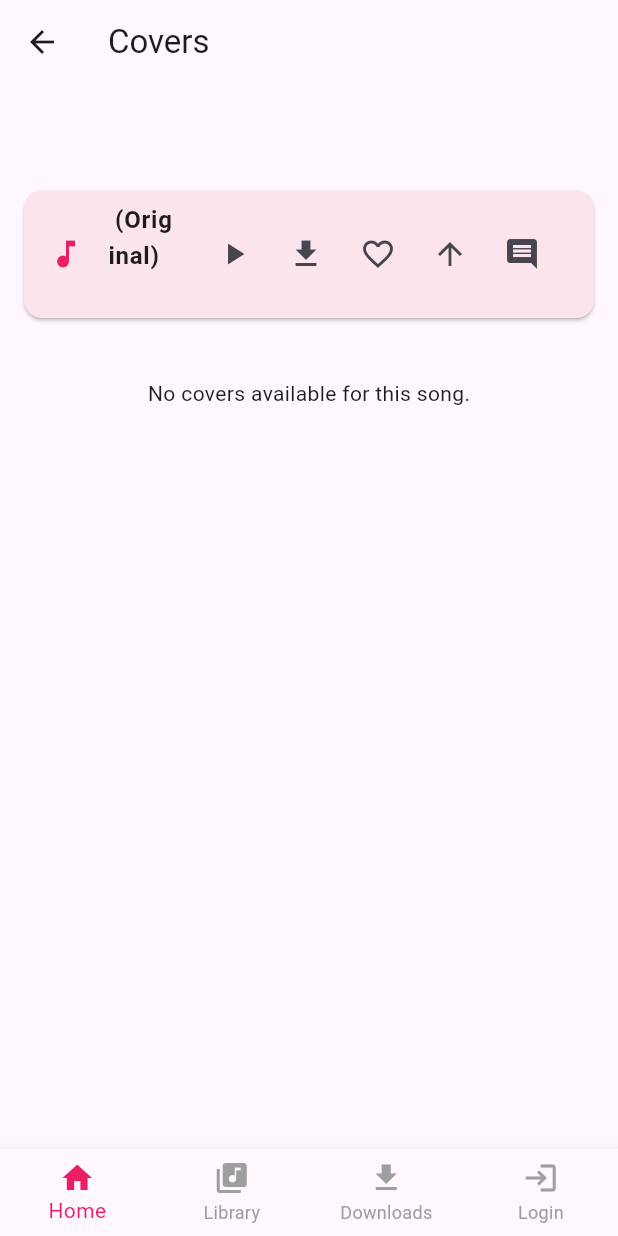
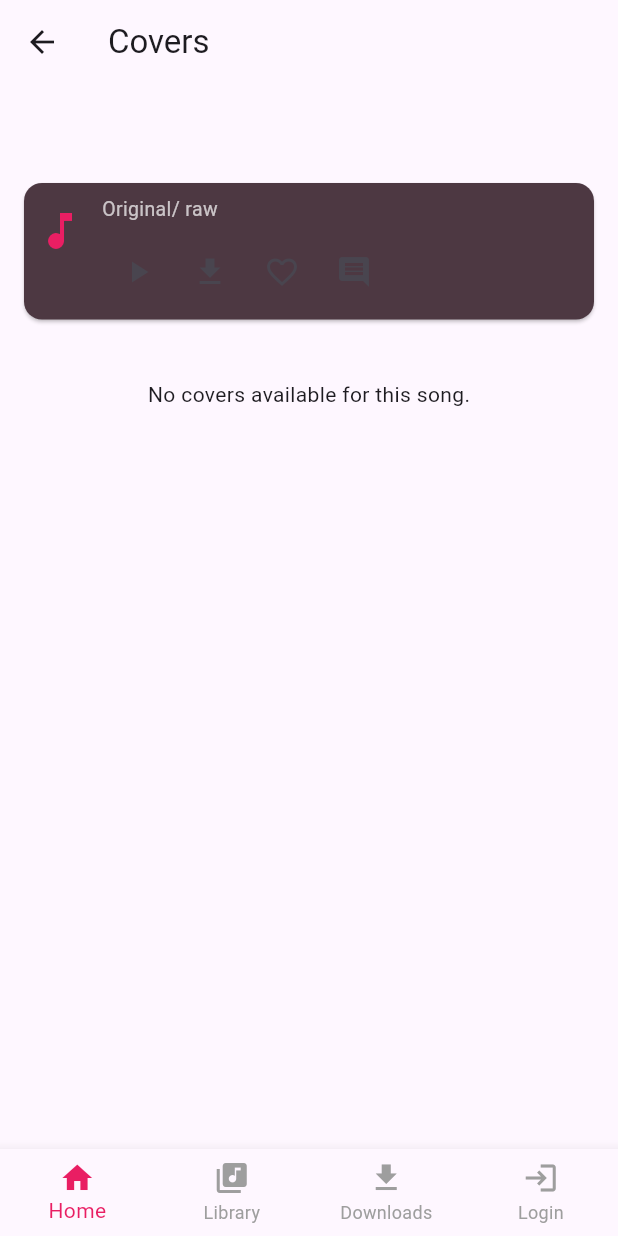
Before and after one commit to bigezoacademy/sokivibes, a Flutter app: the SongCoversPage screen opened directly with empty values, on a phone screen of 412 x 824 dp. Run offline on Flutter 3.47's test engine with Material 3 defaults, Android fonts, the phone set to English and light mode, and no system bars; our stand-ins replace cloud_firestore, firebase_auth, firebase_core, firebase_storage, google_fonts, google_sign_in and 3 more; missing offline and left inert: dart:html, dart:js; accounts and stored records are empty.

```diff
--- a/lib/screens/song/song_covers_page.dart
+++ b/lib/screens/song/song_covers_page.dart
@@ -31,9 +31,9 @@ class SongCoversPage extends StatelessWidget {
             child: Text(
               song.title,
               style: const TextStyle(
-                color: Color(0xFF001F54), // Navy blue
+                color: Colors.pink,
                 fontWeight: FontWeight.bold,
-                fontSize: 22,
+                fontSize: 18,
               ),
               textAlign: TextAlign.left,
             ),
@@ -41,14 +41,42 @@ class SongCoversPage extends StatelessWidget {
           // Original song card at the top
           Card(
             margin: const EdgeInsets.symmetric(vertical: 8, horizontal: 16),
-            color: Colors.pink.shade50,
-            child: ListTile(
-              leading: const Icon(Icons.music_note, color: Colors.pink),
-              title: Text('${song.title} (Original)',
-                  style: const TextStyle(fontWeight: FontWeight.bold)),
-              subtitle: Text(song.genres.isNotEmpty ? song.genres.first : ''),
-              trailing: Row(
-                mainAxisSize: MainAxisSize.min,
+            color: const Color.fromARGB(255, 77, 56, 66),
+            child: Padding(
+              padding: const EdgeInsets.symmetric(vertical: 8, horizontal: 8),
+              child: Row(
+                crossAxisAlignment: CrossAxisAlignment.start,
+                children: [
+                  // Music icon column
+                  Padding(
+                    padding: const EdgeInsets.only(right: 12.0, top: 8),
+                    child: Icon(Icons.music_note, color: Colors.pink, size: 32),
+                  ),
+                  // Details and actions column
+                  Expanded(
+                    child: Column(
+                      crossAxisAlignment: CrossAxisAlignment.start,
+                      children: [
+                        // "Original" label
+                        // Genre row
+                        // Genre row
+                        Row(
+                          children: [
+                            Padding(
+                              padding: const EdgeInsets.only(bottom: 8.0),
+                              child: Text(
+                                'Original/ raw',
+                                style: const TextStyle(
+                                  fontSize: 13,
+                                  color: Color.fromARGB(179, 255, 255, 255),
+                                ),
+                              ),
+                            ),
+                          ],
+                        ),
+                        // Actions row
+                        Row(
+                          mainAxisAlignment: MainAxisAlignment.start,
                           children: [
                             IconButton(
                               icon: const Icon(Icons.play_arrow),
@@ -64,142 +92,29 @@ class SongCoversPage extends StatelessWidget {
                               icon: const Icon(Icons.download),
                               onPressed: () async {
                                 try {
-                        final hasPermission = await PermissionService()
+                                  final hasPermission =
+                                      await PermissionService()
                                           .requestStoragePermission();
                                   if (hasPermission) {
-                          await StorageService()
-                              .downloadSong(song.originalUrl, song.title);
+                                    await StorageService().downloadSong(
+                                        song.originalUrl, song.title);
                                     ScaffoldMessenger.of(context).showSnackBar(
                                       SnackBar(
-                                content: Text('Downloaded \\${song.title}')),
+                                          content:
+                                              Text('Downloaded ${song.title}')),
                                     );
                                   } else {
                                     ScaffoldMessenger.of(context).showSnackBar(
                                       const SnackBar(
-                                content: Text('Storage permission denied.')),
-                          );
-                        }
-                      } catch (e) {
-                        ScaffoldMessenger.of(context).showSnackBar(
-                          SnackBar(
-                              content:
-                                  Text('Download failed: \\${e.toString()}')),
-                        );
-                      }
-                    },
-                  ),
-                  IconButton(
-                    icon: const Icon(Icons.favorite_border),
-                    onPressed: () async {
-                      if (!auth.isLoggedIn) {
-                        Navigator.pushNamed(context, '/login');
-                      } else {
-                        await songProvider.likeSong(song.id, auth.user!.uid);
-                        ScaffoldMessenger.of(context).showSnackBar(
-                          const SnackBar(content: Text('Liked!')),
-                        );
-                      }
-                    },
-                  ),
-                  IconButton(
-                    icon: const Icon(Icons.arrow_upward),
-                    onPressed: () async {
-                      if (!auth.isLoggedIn) {
-                        Navigator.pushNamed(context, '/login');
-                      } else {
-                        await songProvider.voteSong(song.id, auth.user!.uid);
-                        ScaffoldMessenger.of(context).showSnackBar(
-                          const SnackBar(content: Text('Voted!')),
-                        );
-                      }
-                    },
-                  ),
-                  IconButton(
-                    icon: const Icon(Icons.comment),
-                    onPressed: () {
-                      if (!auth.isLoggedIn) {
-                        Navigator.pushNamed(context, '/login');
-                      } else {
-                        Navigator.pushNamed(context, '/song-detail',
-                            arguments: song);
-                      }
-                    },
-                  ),
-                ],
-              ),
-            ),
-          ),
-          // Covers below
-          if (covers.isEmpty)
-            const Center(
-                child: Padding(
-              padding: EdgeInsets.all(32),
-              child: Text('No covers available for this song.'),
-            )),
-          ...covers.map((cover) => Card(
-                margin: const EdgeInsets.symmetric(vertical: 8, horizontal: 16),
-                color: Colors.white.withOpacity(0.1),
-                child: ListTile(
-                  leading: const Icon(Icons.music_note, color: Colors.pink),
-                  title: Column(
-                    crossAxisAlignment: CrossAxisAlignment.start,
-                    children: [
-                      Text(
-                        song.title,
-                        style: const TextStyle(fontWeight: FontWeight.bold),
-                      ),
-                      const Text('AI Cover',
-                          style: TextStyle(fontSize: 12, color: Colors.pink)),
-                    ],
-                  ),
-                  subtitle: Row(
-                    children: [
-                      Text('Votes: \\${cover.votes}'),
-                      const SizedBox(width: 16),
-                      Text('Likes: \\${cover.likes}'),
-                    ],
-                  ),
-                  trailing: Row(
-                    mainAxisSize: MainAxisSize.min,
-                    children: [
-                      IconButton(
-                        icon: const Icon(Icons.play_arrow),
-                        onPressed: () {
-                          showModalBottomSheet(
-                            context: context,
-                            builder: (_) => SongPlayerBottomSheet(
-                              url: cover.fileUrl,
-                              title: song.title + ' (AI Cover)',
-                            ),
-                          );
-                        },
-                      ),
-                      IconButton(
-                        icon: const Icon(Icons.download),
-                        onPressed: () async {
-                          try {
-                            final hasPermission = await PermissionService()
-                                .requestStoragePermission();
-                            if (hasPermission) {
-                              await StorageService().downloadSong(cover.fileUrl,
-                                  song.title + '_' + cover.genre);
-                              ScaffoldMessenger.of(context).showSnackBar(
-                                SnackBar(
                                           content: Text(
-                                        'Downloaded \\${song.title} (\\${cover.genre})')),
-                              );
-                            } else {
-                              ScaffoldMessenger.of(context).showSnackBar(
-                                const SnackBar(
-                                    content:
-                                        Text('Storage permission denied.')),
+                                              'Storage permission denied.')),
                                     );
                                   }
                                 } catch (e) {
                                   ScaffoldMessenger.of(context).showSnackBar(
                                     SnackBar(
                                         content: Text(
-                                      'Download failed: \\${e.toString()}')),
+                                            'Download failed: ${e.toString()}')),
                                   );
                                 }
                               },
@@ -219,15 +134,142 @@ class SongCoversPage extends StatelessWidget {
                               },
                             ),
                             IconButton(
-                        icon: const Icon(Icons.arrow_upward),
+                              icon: const Icon(Icons.comment),
+                              onPressed: () {
+                                if (!auth.isLoggedIn) {
+                                  Navigator.pushNamed(context, '/login');
+                                } else {
+                                  Navigator.pushNamed(context, '/song-detail',
+                                      arguments: song);
+                                }
+                              },
+                            ),
+                          ],
+                        ),
+                      ],
+                    ),
+                  ),
+                ],
+              ),
+            ),
+          ),
+          // Covers below
+          if (covers.isEmpty)
+            const Center(
+                child: Padding(
+              padding: EdgeInsets.all(32),
+              child: Text('No covers available for this song.'),
+            )),
+          ...covers.map((cover) => Card(
+                margin: const EdgeInsets.symmetric(vertical: 8, horizontal: 16),
+                color: Colors.white.withOpacity(0.1),
+                child: Padding(
+                  padding:
+                      const EdgeInsets.symmetric(vertical: 8, horizontal: 8),
+                  child: Row(
+                    crossAxisAlignment: CrossAxisAlignment.start,
+                    children: [
+                      // Music icon column
+                      Padding(
+                        padding: const EdgeInsets.only(right: 12.0, top: 8),
+                        child: Icon(Icons.music_note,
+                            color: Colors.pink, size: 32),
+                      ),
+                      // Details and actions column
+                      Expanded(
+                        child: Column(
+                          crossAxisAlignment: CrossAxisAlignment.start,
+                          children: [
+                            // "Cover" label row
+                            Row(
+                              children: [
+                                Padding(
+                                  padding: const EdgeInsets.only(bottom: 8.0),
+                                  child: Text(
+                                    'Cover',
+                                    style: const TextStyle(
+                                      fontSize: 13,
+                                      color: Color.fromARGB(
+                                          255, 255, 255, 255), // white
+                                    ),
+                                  ),
+                                ),
+                              ],
+                            ),
+                            // Votes and Likes row
+                            Row(
+                              children: [
+                                Text('Votes: ${cover.votes}',
+                                    style:
+                                        const TextStyle(color: Colors.white70)),
+                                const SizedBox(width: 16),
+                                Text('Likes: ${cover.likes}',
+                                    style:
+                                        const TextStyle(color: Colors.white70)),
+                              ],
+                            ),
+                            // Actions row
+                            Row(
+                              mainAxisAlignment: MainAxisAlignment.start,
+                              children: [
+                                IconButton(
+                                  icon: const Icon(Icons.play_arrow),
+                                  onPressed: () {
+                                    showModalBottomSheet(
+                                      context: context,
+                                      builder: (_) => SongPlayerBottomSheet(
+                                        url: cover.fileUrl,
+                                        title: song.title + ' (AI Cover)',
+                                      ),
+                                    );
+                                  },
+                                ),
+                                IconButton(
+                                  icon: const Icon(Icons.download),
+                                  onPressed: () async {
+                                    try {
+                                      final hasPermission =
+                                          await PermissionService()
+                                              .requestStoragePermission();
+                                      if (hasPermission) {
+                                        await StorageService().downloadSong(
+                                            cover.fileUrl,
+                                            song.title + '_' + cover.genre);
+                                        ScaffoldMessenger.of(context)
+                                            .showSnackBar(
+                                          SnackBar(
+                                              content: Text(
+                                                  'Downloaded ${song.title} (${cover.genre})')),
+                                        );
+                                      } else {
+                                        ScaffoldMessenger.of(context)
+                                            .showSnackBar(
+                                          const SnackBar(
+                                              content: Text(
+                                                  'Storage permission denied.')),
+                                        );
+                                      }
+                                    } catch (e) {
+                                      ScaffoldMessenger.of(context)
+                                          .showSnackBar(
+                                        SnackBar(
+                                            content: Text(
+                                                'Download failed: ${e.toString()}')),
+                                      );
+                                    }
+                                  },
+                                ),
+                                IconButton(
+                                  icon: const Icon(Icons.favorite_border),
                                   onPressed: () async {
                                     if (!auth.isLoggedIn) {
                                       Navigator.pushNamed(context, '/login');
                                     } else {
-                            await songProvider.voteSong(
+                                      await songProvider.likeSong(
                                           song.id, auth.user!.uid);
-                            ScaffoldMessenger.of(context).showSnackBar(
-                              const SnackBar(content: Text('Voted!')),
+                                      ScaffoldMessenger.of(context)
+                                          .showSnackBar(
+                                        const SnackBar(content: Text('Liked!')),
                                       );
                                     }
                                   },
@@ -238,10 +280,16 @@ class SongCoversPage extends StatelessWidget {
                                     if (!auth.isLoggedIn) {
                                       Navigator.pushNamed(context, '/login');
                                     } else {
-                            Navigator.pushNamed(context, '/song-detail',
+                                      Navigator.pushNamed(
+                                          context, '/song-detail',
                                           arguments: song);
                                     }
                                   },
+                                ),
+                              ],
+                            ),
+                          ],
+                        ),
                       ),
                     ],
                   ),
```
Also changed, not shown: lib/screens/home/home_screen.dart (+34 -0 lines), 1 other file. Lines whose indentation alone changed are shown as unchanged.
